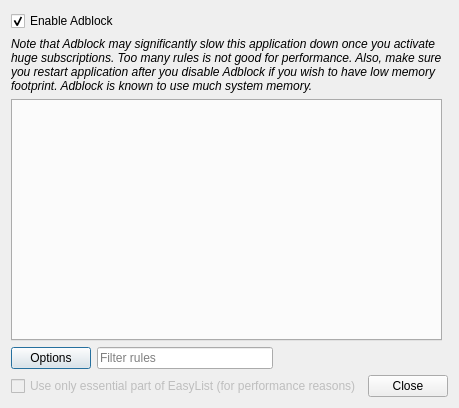
Before: the Qt Designer form src/network-web/adblock/adblockdialog.ui in martinrotter/rssguard, drawn with Qt 5.
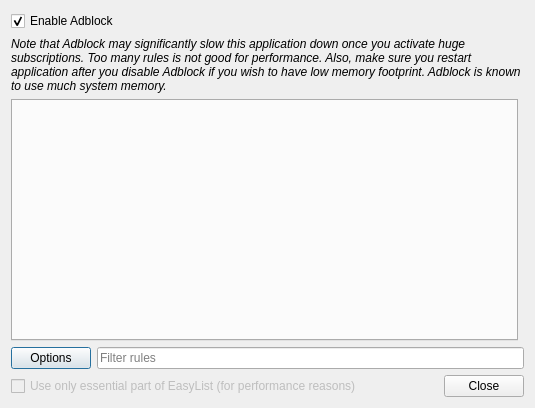
After: the same form once the commit is applied.

The edit to the form file:
```diff
--- a/src/network-web/adblock/adblockdialog.ui
+++ b/src/network-web/adblock/adblockdialog.ui
@@ -6,7 +6,7 @@
    <rect>
     <x>0</x>
     <y>0</y>
-    <width>451</width>
+    <width>535</width>
     <height>408</height>
    </rect>
   </property>
@@ -73,19 +73,6 @@
           </property>
          </widget>
         </item>
-        <item>
-         <spacer name="horizontalSpacer">
-          <property name="orientation">
-           <enum>Qt::Horizontal</enum>
-          </property>
-          <property name="sizeHint" stdset="0">
-           <size>
-            <width>40</width>
-            <height>20</height>
-           </size>
-          </property>
-         </spacer>
-        </item>
        </layout>
       </item>
       <item row="2" column="0">
```
Left out of the diff: 7 changed lines with no effect on the pictures.
